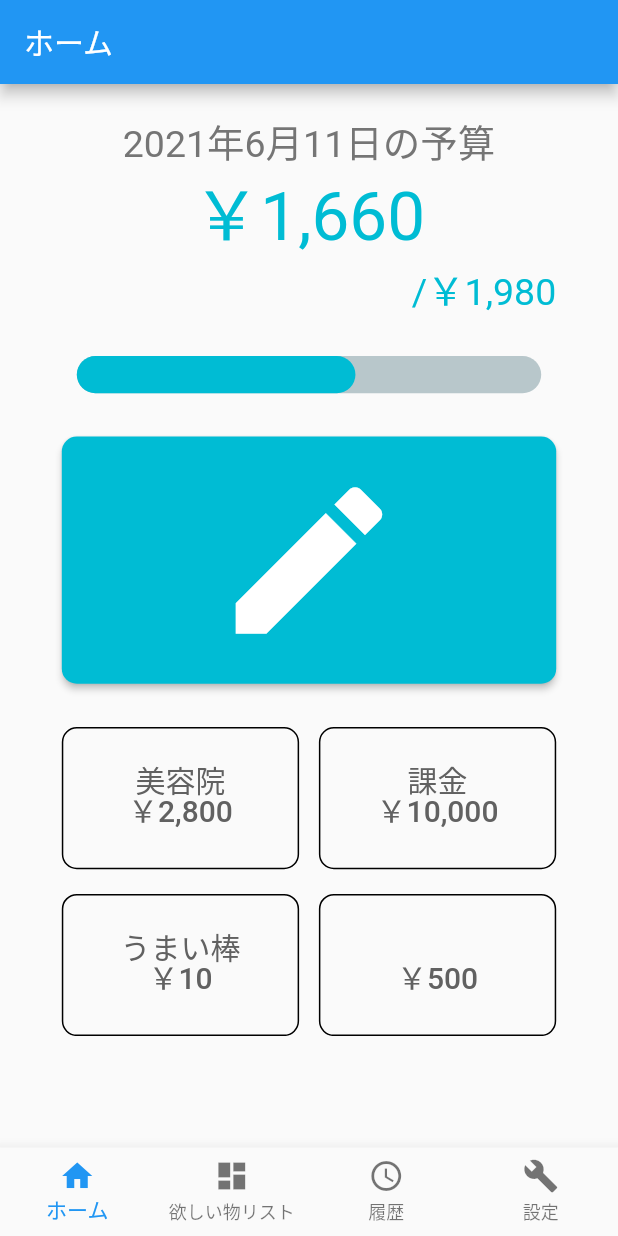
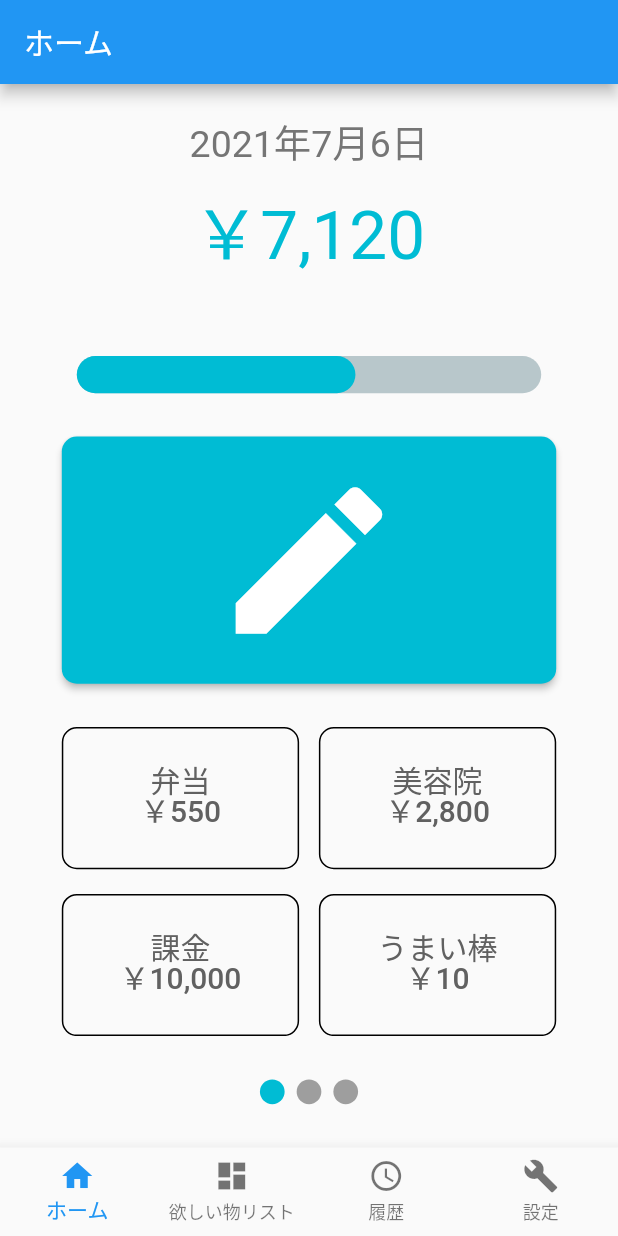
Before and after one commit to TeamSaifu/Saifu_Flutter, a Flutter app: the screen it shows after launch, on a phone screen of 412 x 824 dp. Run offline on Flutter 3.47's test engine with Material 2 defaults, Android fonts, the phone set to English and light mode, and no system bars; drawn by our look-alikes of percent_indicator, smooth_page_indicator; our stand-ins replace sqflite; accounts and stored records are empty.

Commit message:
現在日付を取得する/金額を表示時にフォーマットするように変更

```diff
--- a/lib/home.dart
+++ b/lib/home.dart
@@ -1,11 +1,25 @@
 import 'package:flutter/cupertino.dart';
 import 'package:flutter/material.dart';
+// import 'package:flutter/services.dart';
 
 import 'package:saifu/shortcut_model.dart';
-import 'package:saifu/enter_data.dart';
 
 import 'package:smooth_page_indicator/smooth_page_indicator.dart';
 import 'package:percent_indicator/percent_indicator.dart';
+import 'package:intl/date_symbol_data_local.dart';
+import 'package:intl/intl.dart';
+
+class DisplayModel {
+  String title;
+  int price;
+  int balance;
+
+  DisplayModel({
+    @required this.title,
+    @required this.price,
+    this.balance,
+  });
+}
 
 class HomePage extends StatefulWidget {
   HomePage({Key key, this.title}) : super(key: key);
@@ -17,20 +31,44 @@ class HomePage extends StatefulWidget {
 }
 
 class _HomeState extends State<HomePage> {
-  final PageController controller = PageController(initialPage: 0);
+  final formatter = NumberFormat("#,###");
+
+  static String _nowDate;
+  static String _nowMonth;
+
+  //アプリ起動時に一度だけ実行される
+  @override
+  void initState() {
+    initializeDateFormatting('ja');
+    setState(() {
+      _nowDate = new DateFormat.yMMMd('ja').format(DateTime.now()).toString();
+      _nowMonth = new DateFormat.yMMM('ja').format(DateTime.now()).toString();
+      _displayList.addAll([
+        DisplayModel(title: '$_nowDate', price: 7120),
+        DisplayModel(title: '$_nowDateの予算', price: 1130, balance: 1650),
+        DisplayModel(title: '$_nowDateまでの予算', price: 4430, balance: 4950),
+        DisplayModel(title: '$_nowMonthの予算', price: 50630, balance: 51150),
+      ]);
+    });
+  }
+
+  List<DisplayModel> _displayList = [];
+
+  int _displayIndex = 0;
 
   List<ShortcutItemModel> _shortcutList = [
-    // ShortcutItemModel(name: '弁当', price: '￥550'),
-    // ShortcutItemModel(name: '美容院', price: '￥2,800'),
-    // ShortcutItemModel(name: '課金', price: '￥10,000'),
-    // ShortcutItemModel(name: 'うまい棒', price: '￥10'),
-    // ShortcutItemModel(price: '￥500'),
-    // ShortcutItemModel(name: '弁当', price: '￥550'),
-    ShortcutItemModel(name: '美容院', price: '￥2,800'),
-    ShortcutItemModel(name: '課金', price: '￥10,000'),
-    ShortcutItemModel(name: 'うまい棒', price: '￥10'),
-    ShortcutItemModel(price: '￥500'),
+    ShortcutItemModel(name: '弁当', price: 550),
+    ShortcutItemModel(name: '美容院', price: 2800),
+    ShortcutItemModel(name: '課金', price: 10000),
+    ShortcutItemModel(name: 'うまい棒', price: 10),
+    ShortcutItemModel(price: 500),
+    ShortcutItemModel(name: '弁当', price: 550),
+    ShortcutItemModel(name: '美容院', price: 2800),
+    ShortcutItemModel(name: '課金', price: 10000),
+    ShortcutItemModel(name: 'うまい棒', price: 10),
   ];
+
+  final PageController controller = PageController(initialPage: 0);
 
   Widget _textLabel({
     double contentWidth,
@@ -75,7 +113,7 @@ class _HomeState extends State<HomePage> {
           mainAxisSize: MainAxisSize.min,
           children: [
             _textLabel(contentWidth: contentWidth, text: _shortcutList[index].name != null ? _shortcutList[index].name : '', fontSize: 20.0, color: Colors.grey.shade700),
-            _textLabel(contentWidth: contentWidth, text: _shortcutList[index].price, fontSize: 20.0, color: Colors.grey.shade700),
+            _textLabel(contentWidth: contentWidth, text: '￥' + formatter.format(_shortcutList[index].price), fontSize: 20.0, color: Colors.grey.shade700),
           ],
         ),
         onPressed: () {
@@ -143,15 +181,40 @@ class _HomeState extends State<HomePage> {
       mainAxisAlignment: MainAxisAlignment.spaceEvenly,
 
       children: <Widget>[
-        SizedBox(
-          height: screenHeight * 0.15,
-          child: Column(
-            mainAxisAlignment: MainAxisAlignment.spaceBetween,
-            children: [
-              _textLabel(contentWidth: screenWidth * 0.8, text: '2021年6月11日の予算', color: Colors.grey.shade600),
-              _textLabel(contentWidth: screenWidth * 0.8, text: '￥1,660', fontSize: 45.0, color: Colors.cyan),
-              _textLabel(contentWidth: screenWidth * 0.8, text: '/￥1,980', color: Colors.cyan, textAlign: TextAlign.right),
-            ],
+        GestureDetector(
+          onTap: () {
+            setState(() {
+              if(_displayIndex == 3) {
+                _displayIndex = 0;
+              } else {
+                _displayIndex += 1;
+              }
+            });
+          },
+          child: SizedBox(
+            height: screenHeight * 0.15,
+            child: Column(
+              mainAxisAlignment: MainAxisAlignment.spaceBetween,
+              children: [
+                _textLabel(
+                    contentWidth: screenWidth * 0.8,
+                    text: _displayList[_displayIndex].title,
+                    color: Colors.grey.shade600
+                ),
+                _textLabel(
+                    contentWidth: screenWidth * 0.8,
+                    text: '￥' + formatter.format(_displayList[_displayIndex].price),
+                    fontSize: 45.0,
+                    color: Colors.cyan
+                ),
+                _displayList[_displayIndex].balance == null ? Container() : _textLabel(
+                    contentWidth: screenWidth * 0.8,
+                    text: '/￥' + formatter.format(_displayList[_displayIndex].balance),
+                    color: Colors.cyan,
+                    textAlign: TextAlign.right
+                ),
+              ],
+            ),
           ),
         ),
 
--- a/lib/shortcut_model.dart
+++ b/lib/shortcut_model.dart
@@ -3,7 +3,7 @@ import 'package:flutter/material.dart';
 class ShortcutItemModel {
   IconData icon;
   String name;
-  String price;
+  int price;
 
   ShortcutItemModel({
     this.icon,
--- a/pubspec.yaml
+++ b/pubspec.yaml
@@ -32,6 +32,7 @@ dependencies:
 
   smooth_page_indicator: ^0.2.3
   percent_indicator: "^2.1.7+2"
+  intl: ^0.17.0
 
 dev_dependencies:
   flutter_test:
```
